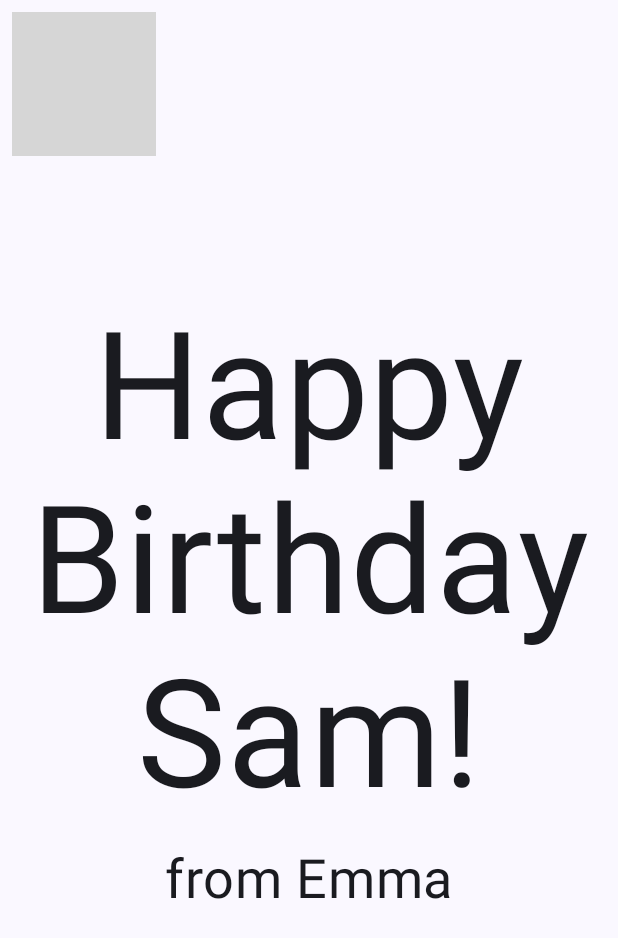
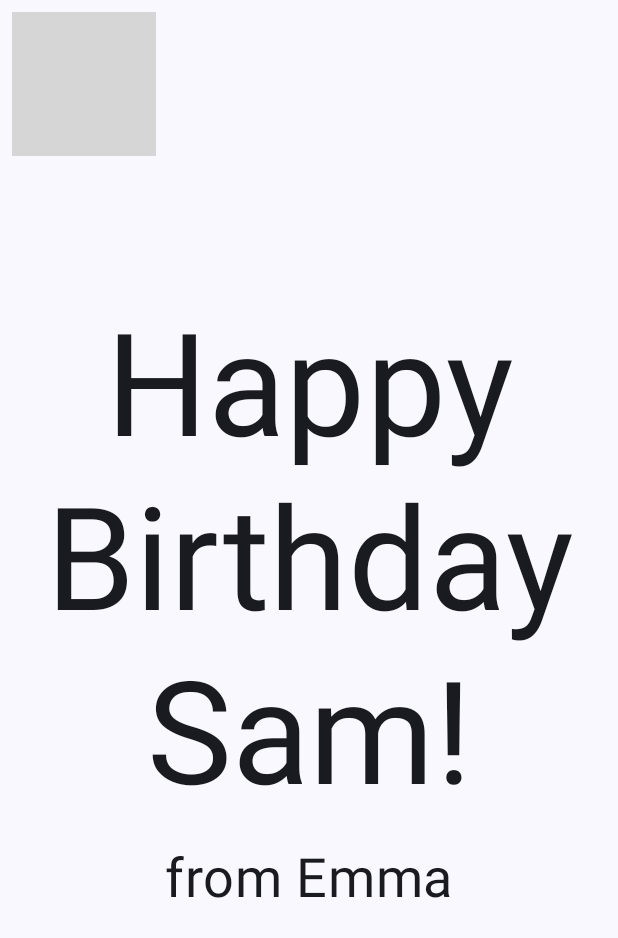
Before and after one commit to NaoUeda12/unit1-2-happybirthday, an Android app built with Jetpack Compose: the screen it shows after launch (MainActivity), on a phone screen of 412 x 824 dp. Shown: the top 938 px of the screen. Run offline under Robolectric (Android 15) with nearby library versions, the phone set to English and light mode, and no system bars; grey boxes are pictures that could not be loaded.

```diff
--- a/app/src/main/java/com/example/happybirthday/MainActivity.kt
+++ b/app/src/main/java/com/example/happybirthday/MainActivity.kt
@@ -62,7 +62,7 @@ fun GreetingText(
 
         Text(
             text = message,
-            fontSize = 100.sp,
+            fontSize = 95.sp,
             lineHeight = 116.sp,
             textAlign = TextAlign.Center
         )
```
